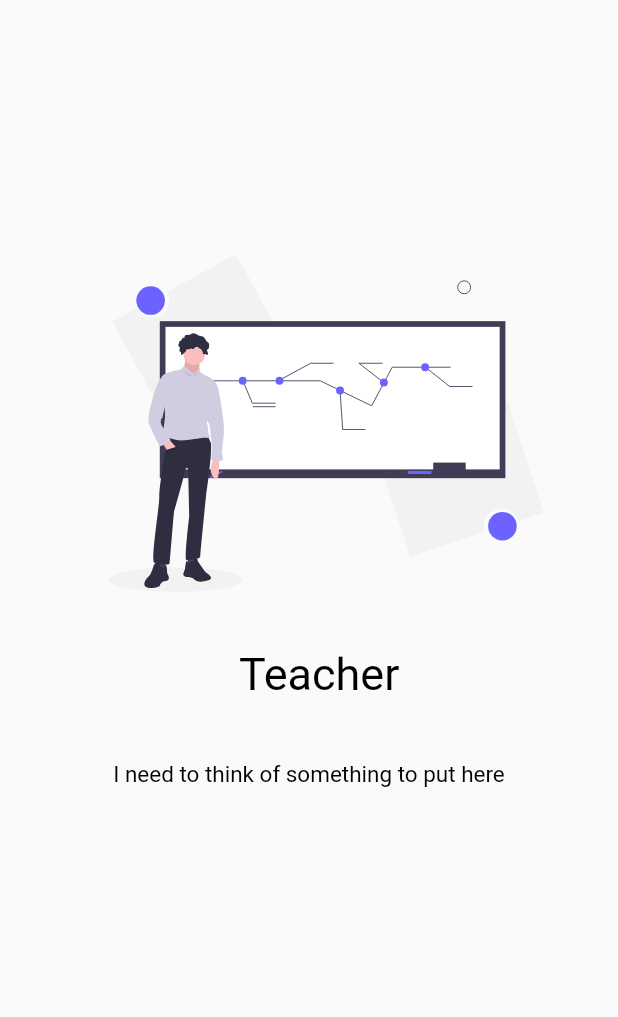
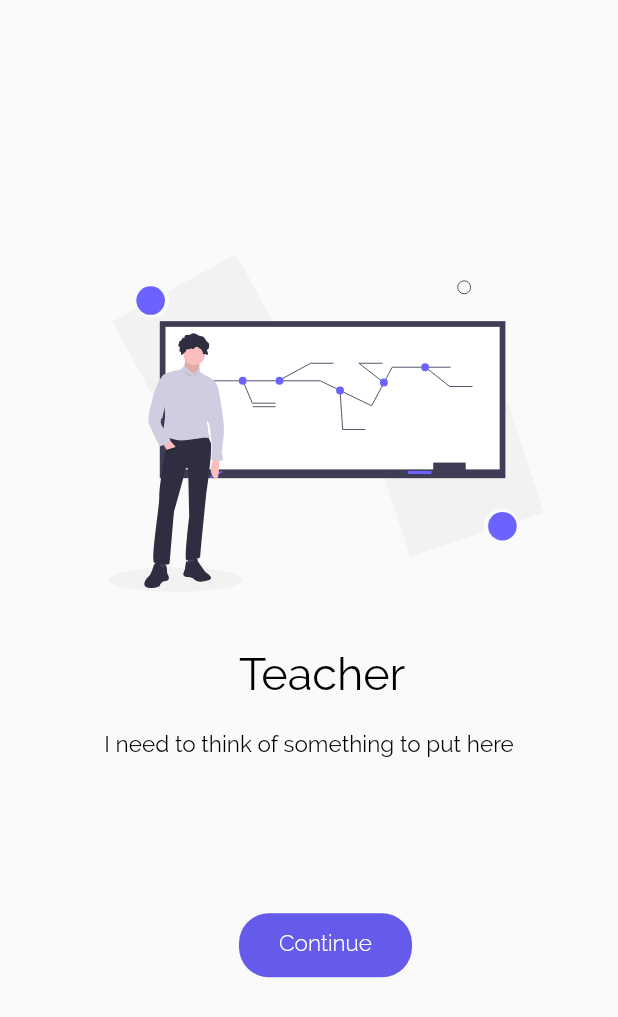
Before and after one commit to richikchanda1999/Library-Management-Software, a Flutter app: the screen it shows after launch, on a phone screen of 412 x 824 dp. Shown: the top 1017 px of the screen. Run offline on Flutter 3.47's test engine with Material 2 defaults, Android fonts, the phone set to English and light mode, and no system bars; our stand-ins replace flutter_screenutil, flutter_svg.

Commit message:
ProfessorContinue

```diff
--- a/lib/UI/Manul.dart
+++ b/lib/UI/Manul.dart
@@ -7,6 +7,7 @@ class MyApp extends StatelessWidget {
   @override
   Widget build(BuildContext context) {
     return MaterialApp(
+      debugShowCheckedModeBanner: false,
       title: 'Professor',
       home: MyScaffold(),
     );
@@ -24,6 +25,27 @@ class MyScaffold extends StatelessWidget {
       body: Stack(
         children: <Widget>[
           MyStackWidget(
+            top: 600,
+            start: 145,
+            height: 32,
+            width: 100,
+            child: Container(
+              alignment: Alignment.center,
+              padding: EdgeInsets.only(top: 8, bottom: 10, left:10, right: 10),
+              decoration: ShapeDecoration(
+                shape: RoundedRectangleBorder(
+                  borderRadius: BorderRadius.all(
+                    Radius.circular(20.0)
+                  ),
+                ),
+                color: Color(0xff645beb)),
+                child: Text("Continue", textAlign: TextAlign.center,
+                  style: TextStyle(
+                      color: Colors.white,
+                      fontSize: 15, fontFamily: "Raleway Light"))
+            ),
+          ),
+          MyStackWidget(
             start: 59.21,
             width: 272.79,
             top: 167,
@@ -39,15 +61,15 @@ class MyScaffold extends StatelessWidget {
               child: Text("Teacher", textAlign: TextAlign.center,
                   style: TextStyle(
                       color: Colors.black,
-                      fontSize: 30))
+                      fontSize: 30, fontFamily: "Raleway"))
           ),
           MyStackWidget(
               start: 41,
               end: 41,
-              top: 500,
+              top: 480,
               height: 25,
               child: Text("I need to think of something to put here", textAlign: TextAlign.center,
-                  style: TextStyle(color: Colors.black, fontSize: 15))
+                  style: TextStyle(color: Colors.black, fontSize: 15, fontFamily: "Raleway"))
           )
         ],
       ),
```
